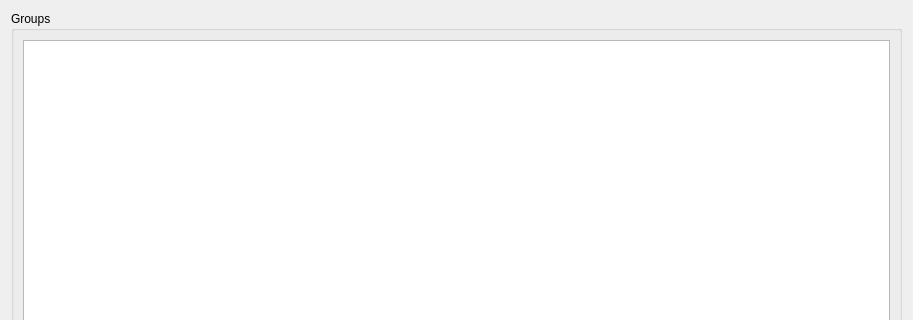
Before: the Qt Designer form app/gui/groups.ui in ensisoft/newsflash-plus, drawn with Qt 5; both pictures show x 0 to 913 and y 0 to 320 of the 913 by 507 pixel window.
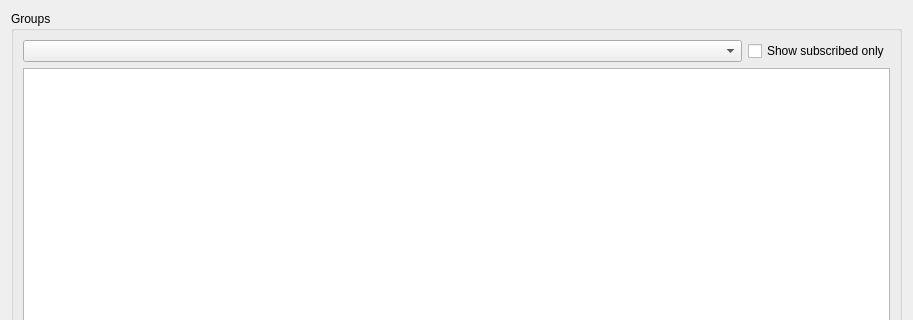
After: the same form once the commit is applied. Icons and pictures are not drawn.

Commit message: Group UI Qt camelCase convention in GUI

Diff of the .ui file:
```diff
--- a/app/gui/groups.ui
+++ b/app/gui/groups.ui
@@ -24,6 +24,27 @@
       <string>Groups</string>
      </property>
      <layout class="QVBoxLayout" name="verticalLayout">
+      <item>
+       <layout class="QHBoxLayout" name="horizontalLayout_3">
+        <item>
+         <widget class="QComboBox" name="cmbAccounts">
+          <property name="sizePolicy">
+           <sizepolicy hsizetype="MinimumExpanding" vsizetype="Fixed">
+            <horstretch>0</horstretch>
+            <verstretch>0</verstretch>
+           </sizepolicy>
+          </property>
+         </widget>
+        </item>
+        <item>
+         <widget class="QCheckBox" name="chkSubscribedOnly">
+          <property name="text">
+           <string>Show subscribed only</string>
+          </property>
+         </widget>
+        </item>
+       </layout>
+      </item>
       <item>
        <widget class="QTableView" name="tableGroups">
         <property name="showGrid">
```
The commit also changes 50 other files.
